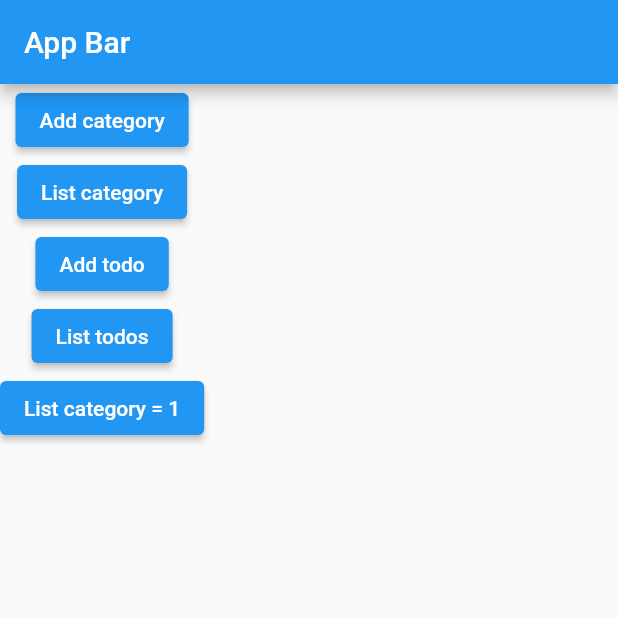
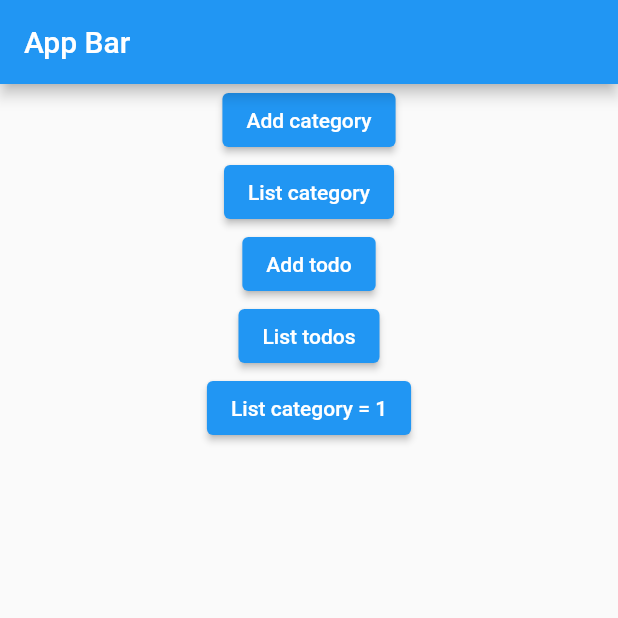
Before and after one commit to anoochit/flutter_serverpod_one, a Flutter app: the screen it shows after launch, on a phone screen of 412 x 824 dp, the top half of it. Run offline on Flutter 3.47's test engine with Material 2 defaults, Android fonts, the phone set to English and light mode, and no system bars; missing offline and left inert: serverpod, serverpod_auth_client, serverpod_auth_server, serverpod_client, serverpod_flutter.

Commit message:
update layout

```diff
--- a/onepod_flutter/lib/home.dart
+++ b/onepod_flutter/lib/home.dart
@@ -13,7 +13,7 @@ class HomePage extends StatelessWidget {
       appBar: AppBar(
         title: const Text("App Bar"),
       ),
-      body: Container(
+      body: Center(
         child: Column(
           children: [
             ElevatedButton(
```
